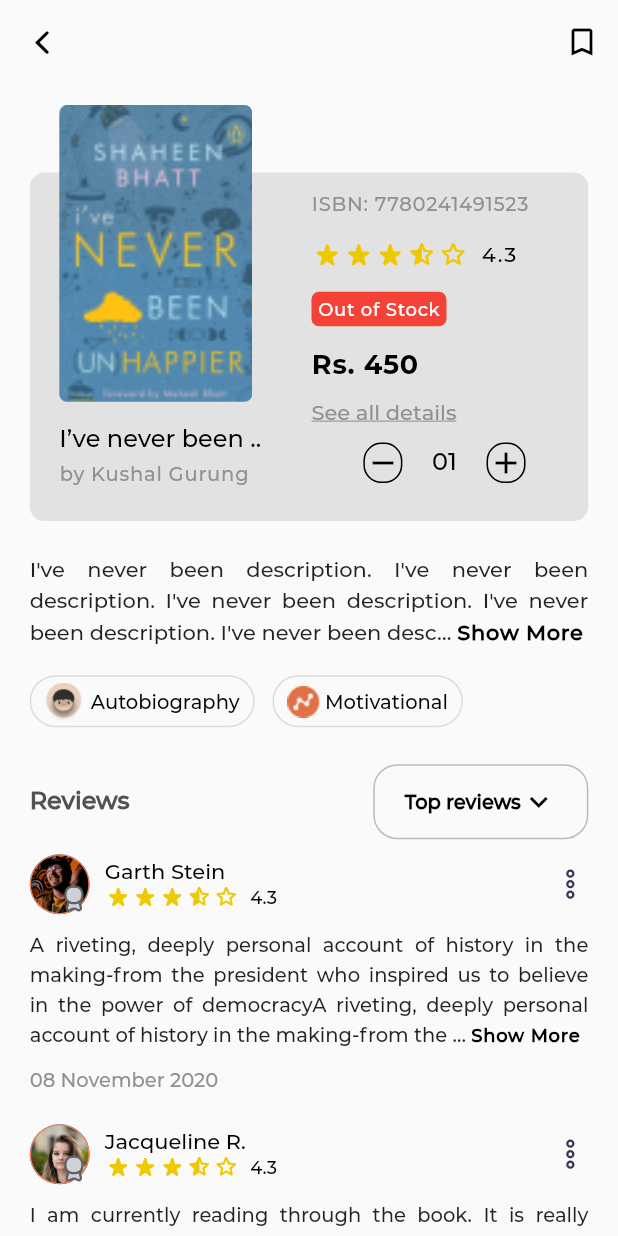
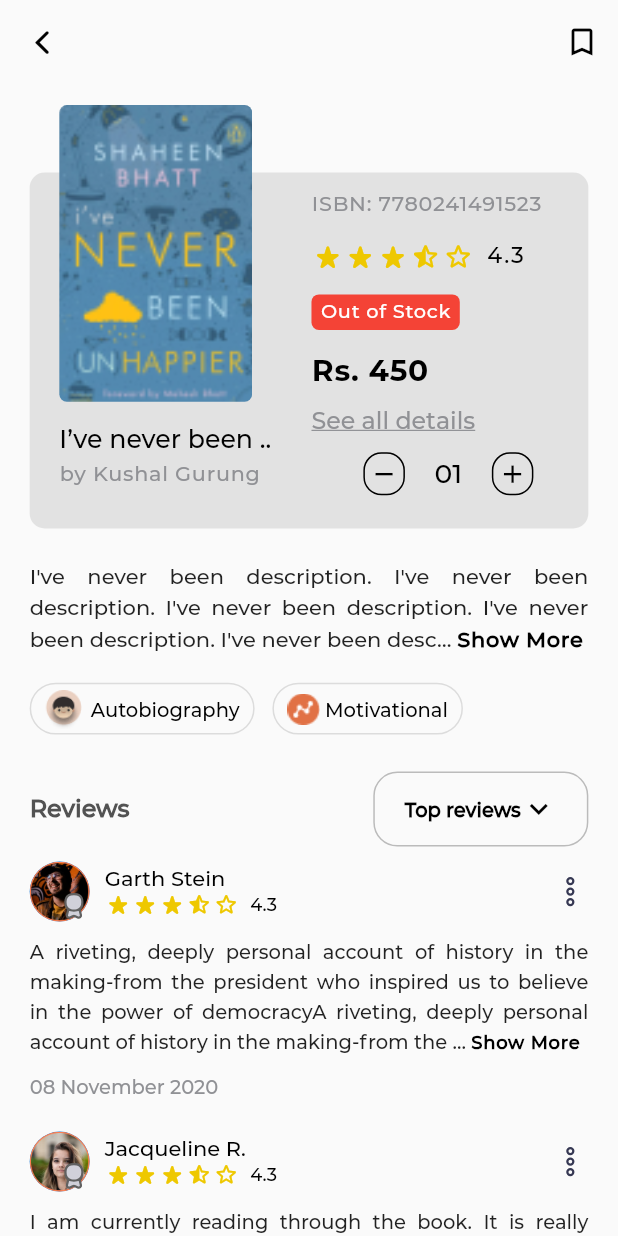
Before and after one commit to kushalgurung23/bookstore_flutter, a Flutter app: the screen it shows after launch, after a tap on "I’ve never been ..", on a phone screen of 412 x 824 dp. Run offline on Flutter 3.47's test engine with Material 2 defaults, Android fonts, the phone set to English and light mode, and no system bars; drawn by our look-alikes of readmore; our stand-ins replace flutter_svg; missing offline and left inert: qr_code_scanner.

Commit message:
UI related bugs fixed and tested in different screen sized emulators

```diff
--- a/lib/components/best_seller_books.dart
+++ b/lib/components/best_seller_books.dart
@@ -28,7 +28,7 @@ class _BestSellerBooksState extends State<BestSellerBooks> {
               ),
               Text(
                 "View all",
-                style: TextStyle(fontSize: 12, fontWeight: FontWeight.w400),
+                style: TextStyle(fontSize: 12, fontWeight: FontWeight.w600),
               ),
             ],
           ),
--- a/lib/components/book_detail_upper_card.dart
+++ b/lib/components/book_detail_upper_card.dart
@@ -23,7 +23,7 @@ class _BookDetailUpperCardState extends State<BookDetailUpperCard> {
       children: [
         Container(
           width: double.infinity,
-          height: SizeConfig.defaultSize * 23.5,
+          height: SizeConfig.defaultSize * 24,
           margin: const EdgeInsets.only(top: 45, bottom: 20),
           decoration: const BoxDecoration(
             color: Color(0x6FC4C4C4),
@@ -38,7 +38,11 @@ class _BookDetailUpperCardState extends State<BookDetailUpperCard> {
                   crossAxisAlignment: CrossAxisAlignment.start,
                   children: [
                     Text('ISBN: ${widget.bookModel!.isbnNumber}',
-                        style: kMedium13TextStyle),
+                        style: TextStyle(
+                            fontSize: SizeConfig.defaultSize * 1.4,
+                            color: const Color(0xFF909195),
+                            fontFamily: 'MontserratMedium',
+                            letterSpacing: 0.5)),
                     Padding(
                       padding: EdgeInsets.symmetric(
                           vertical: SizeConfig.defaultSize * 1.5),
@@ -51,9 +55,9 @@ class _BookDetailUpperCardState extends State<BookDetailUpperCard> {
                           Padding(
                             padding: const EdgeInsets.only(left: 8.0),
                             child: Text(widget.bookModel!.rating.toString(),
-                                style: const TextStyle(
-                                    fontSize: 14.0,
-                                    color: Color(0xFF000000),
+                                style: TextStyle(
+                                    fontSize: SizeConfig.defaultSize * 1.5,
+                                    color: const Color(0xFF000000),
                                     fontFamily: 'MontserratMedium',
                                     letterSpacing: 1)),
                           )
@@ -61,9 +65,9 @@ class _BookDetailUpperCardState extends State<BookDetailUpperCard> {
                       ),
                     ),
                     Container(
-                      height: 23,
+                      height: SizeConfig.defaultSize * 2.4,
                       width:
-                          widget.bookModel!.stockStatus == 'In Stock' ? 69 : 90,
+                          widget.bookModel!.stockStatus == 'In Stock' ? SizeConfig.defaultSize * 7 : SizeConfig.defaultSize * 10,
                       decoration: BoxDecoration(
                           color: widget.bookModel!.stockStatus == 'In Stock'
                               ? const Color(0xFF2FD114)
@@ -72,7 +76,11 @@ class _BookDetailUpperCardState extends State<BookDetailUpperCard> {
                               const BorderRadius.all(Radius.circular(5))),
                       child: Center(
                         child: Text(widget.bookModel!.stockStatus,
-                            style: kMedium12TextStyle),
+                            style: TextStyle(
+                                letterSpacing: 0.5,
+                                fontSize: SizeConfig.defaultSize * 1.3,
+                                color: Colors.white,
+                                fontFamily: 'MontserratMedium')),
                       ),
                     ),
                     Padding(
@@ -81,18 +89,18 @@ class _BookDetailUpperCardState extends State<BookDetailUpperCard> {
                           bottom: SizeConfig.defaultSize * 1.2),
                       child: Text(
                           'Rs. ${widget.bookModel!.offerPrice == 0 ? widget.bookModel!.price : widget.bookModel!.offerPrice}',
-                          style: const TextStyle(
+                          style: TextStyle(
                               letterSpacing: 0.5,
-                              fontSize: 18.0,
+                              fontSize: SizeConfig.defaultSize * 2,
                               color: Colors.black,
                               fontFamily: 'MontserratBold')),
                     ),
                     GestureDetector(
                       onTap: () {},
-                      child: const Text('See all details',
+                      child: Text('See all details',
                           style: TextStyle(
-                              fontSize: 14.0,
-                              color: Color(0xFF909195),
+                              fontSize: SizeConfig.defaultSize * 1.6,
+                              color: const Color(0xFF909195),
                               fontFamily: 'MontserratMedium',
                               decoration: TextDecoration.underline)),
                     ),
@@ -120,9 +128,9 @@ class _BookDetailUpperCardState extends State<BookDetailUpperCard> {
                                       data.selectedBookNumber
                                           .toString()
                                           .padLeft(2, "0"),
-                                      style: const TextStyle(
-                                          fontSize: 16.0,
-                                          color: Color(0xFF000000),
+                                      style: TextStyle(
+                                          fontSize: SizeConfig.defaultSize * 1.8,
+                                          color: const Color(0xFF000000),
                                           fontFamily: 'MontserratMedium')),
                                 );
                               },
@@ -162,16 +170,20 @@ class _BookDetailUpperCardState extends State<BookDetailUpperCard> {
               Padding(
                 padding: const EdgeInsets.only(top: 15.0),
                 child: Text(widget.bookModel!.bookName,
-                    style: const TextStyle(
+                    style: TextStyle(
                         fontWeight: FontWeight.w500,
-                        fontSize: 16.0,
+                        fontSize: SizeConfig.defaultSize * 1.7,
                         color: Colors.black,
                         fontFamily: 'MontserratMedium')),
               ),
               Padding(
                 padding: const EdgeInsets.symmetric(vertical: 5.0),
                 child: Text('by ${widget.bookModel!.bookAuthor}',
-                    style: kMedium13TextStyle),
+                    style: TextStyle(
+                        fontSize: SizeConfig.defaultSize * 1.4,
+                        color: const Color(0xFF909195),
+                        fontFamily: 'MontserratMedium',
+                        letterSpacing: 0.5)),
               ),
             ],
           ),
--- a/lib/components/build_item_number_button.dart
+++ b/lib/components/build_item_number_button.dart
@@ -1,4 +1,5 @@
 import 'package:flutter/material.dart';
+import 'package:fourth_bookstoreui/components/size_configuration.dart';
 
 class BuildItemNumberButton extends StatelessWidget {
   final IconData iconData;
@@ -11,8 +12,8 @@ class BuildItemNumberButton extends StatelessWidget {
   @override
   Widget build(BuildContext context) {
     return SizedBox(
-      height: 27,
-      width: 26,
+      height: SizeConfig.defaultSize * 2.9,
+      width: SizeConfig.defaultSize * 2.8,
       child: OutlinedButton(
         style: OutlinedButton.styleFrom(
             side: const BorderSide(color: Color(0xFF000000)),
@@ -24,6 +25,7 @@ class BuildItemNumberButton extends StatelessWidget {
         child: Icon(
           iconData,
           color: const Color(0xFF000000),
+          size: SizeConfig.defaultSize * 2,
         ),
       ),
     );
--- a/lib/components/constants.dart
+++ b/lib/components/constants.dart
@@ -1,4 +1,5 @@
 import 'package:flutter/material.dart';
+import 'package:fourth_bookstoreui/components/size_configuration.dart';
 
 List<Widget> kRating = [
   const Icon(
@@ -29,40 +30,39 @@ List<Widget> kRating = [
 ];
 
 List<Widget> kBigRating = [
-  const Icon(
+  Icon(
     Icons.star_rate_rounded,
-    size: 21,
-    color: Color(0xFFEEC800),
+    size: SizeConfig.defaultSize * 2.2,
+    color: const Color(0xFFEEC800),
   ),
-  const Icon(
+  Icon(
     Icons.star_rate_rounded,
-    size: 21,
-    color: Color(0xFFEEC800),
+    size: SizeConfig.defaultSize * 2.2,
+    color: const Color(0xFFEEC800),
   ),
-  const Icon(
+  Icon(
     Icons.star_rate_rounded,
-    size: 21,
-    color: Color(0xFFEEC800),
+    size: SizeConfig.defaultSize * 2.2,
+    color: const Color(0xFFEEC800),
   ),
-  const Icon(
+  Icon(
     Icons.star_half_rounded,
-    size: 21,
-    color: Color(0xFFEEC800),
+    size: SizeConfig.defaultSize * 2.2,
+    color: const Color(0xFFEEC800),
   ),
-  const Icon(
+  Icon(
     Icons.star_outline_rounded,
-    size: 21,
-    color: Color(0xFFEEC800),
+    size: SizeConfig.defaultSize * 2.2,
+    color: const Color(0xFFEEC800),
   ),
 ];
 
 const kDescriptionReadMoreTextStyle = TextStyle(
-letterSpacing: 0.5,
-color: Color(0xFF000000),
-fontSize: 14,
-fontFamily: 'MontserratMedium',
-fontWeight: FontWeight.bold);
-
+    letterSpacing: 0.5,
+    color: Color(0xFF000000),
+    fontSize: 14,
+    fontFamily: 'MontserratMedium',
+    fontWeight: FontWeight.bold);
 
 const kReviewReadMoreTextStyle = TextStyle(
     letterSpacing: 0.5,
@@ -71,10 +71,8 @@ const kReviewReadMoreTextStyle = TextStyle(
     fontFamily: 'MontserratMedium',
     fontWeight: FontWeight.bold);
 
-const kReviewTextStyle = TextStyle(
-    fontSize: 13,
-    fontFamily: 'MontserratMedium',
-    height: 1.5);
+const kReviewTextStyle =
+    TextStyle(fontSize: 13, fontFamily: 'MontserratMedium', height: 1.5);
 
 const kMedium13TextStyle = TextStyle(
     fontSize: 13.0,
--- a/lib/components/gift_point_container.dart
+++ b/lib/components/gift_point_container.dart
@@ -12,20 +12,20 @@ class GiftPointContainer extends StatelessWidget {
         Container(
           margin: const EdgeInsets.only(
               left: 15, right: 15, bottom: 15, top: 70),
-          height: SizeConfig.defaultSize * 12,
+          height: SizeConfig.defaultSize * 12.5,
           width: double.infinity,
           decoration: const BoxDecoration(
             color: Color(0xFFDACAFB),
             borderRadius: BorderRadius.all(
-              Radius.circular(30),
+              Radius.circular(20),
             ),
           ),
           child: Stack(
             children: [
               Positioned(
-                width: SizeConfig.defaultSize * 26,
+                width: SizeConfig.defaultSize * 25.5,
                 top: SizeConfig.defaultSize * 2,
-                left: SizeConfig.defaultSize * 2,
+                left: SizeConfig.defaultSize * 2.3,
                 child: Column(
                   crossAxisAlignment: CrossAxisAlignment.start,
                   mainAxisAlignment: MainAxisAlignment.center,
@@ -51,8 +51,8 @@ class GiftPointContainer extends StatelessWidget {
           bottom: 35,
           right: 0,
           child: Container(
-            height: 120,
-            width: 120,
+            height: SizeConfig.defaultSize * 13,
+            width: SizeConfig.defaultSize * 13,
             decoration: const BoxDecoration(
               image: DecorationImage(
                 image: AssetImage('Images/gift_front.png'),
--- a/lib/components/request_book_container.dart
+++ b/lib/components/request_book_container.dart
@@ -22,16 +22,16 @@ class RequestBookContainer extends StatelessWidget {
               Positioned(
                   right: SizeConfig.defaultSize * 9.5,
                   top: SizeConfig.defaultSize * 3.5,
-                  child: const Text(
+                  child: Text(
                     "Didn’t find the book?",
-                    style: TextStyle(fontSize: 14, fontWeight: FontWeight.w600),
+                    style: TextStyle(fontSize: SizeConfig.defaultSize * 1.8, fontWeight: FontWeight.w600),
                   )),
               Positioned(
                   right: SizeConfig.defaultSize * 5,
                   top: SizeConfig.defaultSize * 6.5,
-                  child: const Text(
+                  child: Text(
                     "Request us and we will get back to you.",
-                    style: TextStyle(fontSize: 12, fontWeight: FontWeight.w600),
+                    style: TextStyle(fontSize: SizeConfig.defaultSize * 1.5, fontWeight: FontWeight.w600),
                   )),
             ],
           ),
@@ -46,8 +46,8 @@ class RequestBookContainer extends StatelessWidget {
                 fit: BoxFit.fill,
               ),
             ),
-            height: 120,
-            width: 140,
+            height: SizeConfig.defaultSize * 13,
+            width: SizeConfig.defaultSize * 15,
           ),
         ),
       ],
--- a/lib/components/reusable_offers_card.dart
+++ b/lib/components/reusable_offers_card.dart
@@ -32,14 +32,12 @@ class _ReusableOffersCardState extends State<ReusableOffersCard> {
   Widget build(BuildContext context) {
     SizeConfig.init(context);
     return Padding(
-      padding: const EdgeInsets.only(left: 20),
+      padding: const EdgeInsets.only(left: 20, right: 10),
       child: GestureDetector(
         onTap: widget.onTap,
         child: Container(
           color: Colors.transparent,
           child: Row(
-            children: <Widget>[
-              Stack(
             children: <Widget>[
               Container(
                 width: SizeConfig.defaultSize * 6,
@@ -53,7 +51,8 @@ class _ReusableOffersCardState extends State<ReusableOffersCard> {
                   color: Colors.indigo,
                 ),
               ),
-                ],
+              SizedBox(
+                width: SizeConfig.defaultSize,
               ),
               Column(
                 crossAxisAlignment: CrossAxisAlignment.start,
--- a/lib/components/reusable_profile_cards.dart
+++ b/lib/components/reusable_profile_cards.dart
@@ -1,4 +1,5 @@
 import 'package:flutter/material.dart';
+import 'package:fourth_bookstoreui/components/size_configuration.dart';
 
 class ReusableProfileCards extends StatelessWidget {
   final String? authorName;
@@ -15,12 +16,12 @@ class ReusableProfileCards extends StatelessWidget {
   @override
   Widget build(BuildContext context) {
     return Padding(
-      padding: const EdgeInsets.only(left: 20, top: 10, right: 10),
+      padding: const EdgeInsets.only(left: 10, top: 10, right: 10),
       child: Column(
         children: <Widget>[
           Container(
-            height: 70,
-            width: 70,
+            height: SizeConfig.defaultSize * 7,
+            width: SizeConfig.defaultSize * 7,
             decoration: BoxDecoration(
               image: DecorationImage(
                 image: AssetImage(path!),
@@ -35,7 +36,7 @@ class ReusableProfileCards extends StatelessWidget {
           ),
           Text(
             authorName!,
-            style: const TextStyle(fontSize: 12, fontWeight: FontWeight.w400),
+            style: TextStyle(fontSize: SizeConfig.defaultSize * 1.5, fontWeight: FontWeight.w400),
           ),
         ],
       ),
```
Also changed, not shown: lib/components/favorite_book_body.dart (+58 -44 lines). Lines whose indentation alone changed are shown as unchanged.
